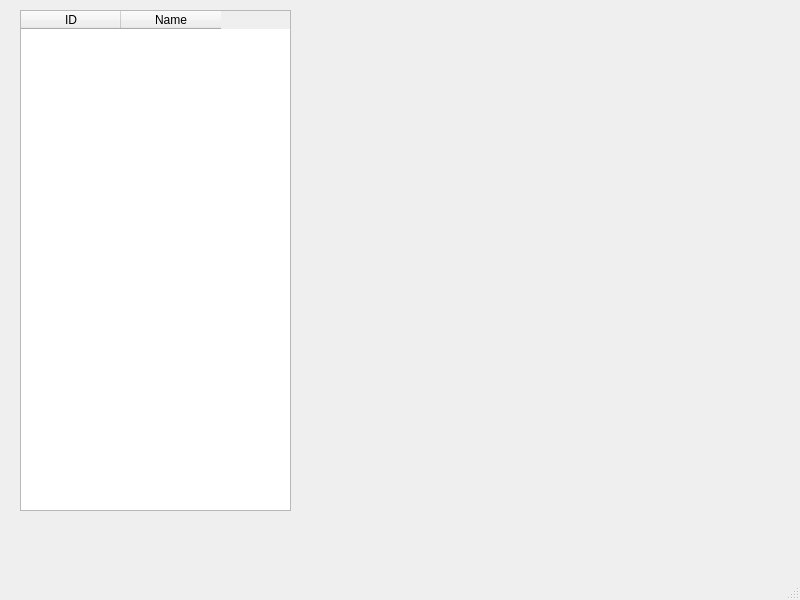
This is examples/Editor/MainWindow.ui in martinscheffler/qtentity as Qt 5 draws it before an edit. The edited form follows.
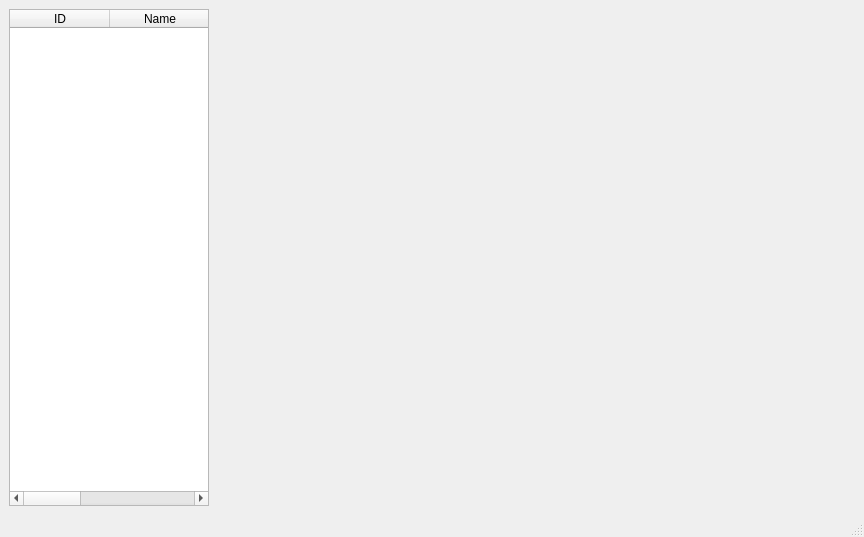
This is the edited form.

The edit to the form file:
```diff
--- a/examples/Editor/MainWindow.ui
+++ b/examples/Editor/MainWindow.ui
@@ -6,22 +6,28 @@
    <rect>
     <x>0</x>
     <y>0</y>
-    <width>800</width>
-    <height>600</height>
+    <width>861</width>
+    <height>537</height>
    </rect>
   </property>
   <property name="windowTitle">
    <string>MainWindow</string>
   </property>
   <widget class="QWidget" name="centralwidget">
+   <layout class="QHBoxLayout" name="horizontalLayout">
+    <item>
    <widget class="QTableWidget" name="_entities">
-    <property name="geometry">
-     <rect>
-      <x>20</x>
-      <y>10</y>
-      <width>271</width>
-      <height>501</height>
-     </rect>
+      <property name="minimumSize">
+       <size>
+        <width>200</width>
+        <height>0</height>
+       </size>
+      </property>
+      <property name="maximumSize">
+       <size>
+        <width>200</width>
+        <height>16777215</height>
+       </size>
     </property>
     <column>
      <property name="text">
@@ -33,7 +39,30 @@
       <string>Name</string>
      </property>
     </column>
-   </widget>
+      <column>
+       <property name="text">
+        <string>LoadedFrom</string>
+       </property>
+      </column>
+     </widget>
+    </item>
+    <item>
+     <widget class="QWidget" name="_rendererPos" native="true">
+      <property name="minimumSize">
+       <size>
+        <width>640</width>
+        <height>480</height>
+       </size>
+      </property>
+      <property name="maximumSize">
+       <size>
+        <width>640</width>
+        <height>480</height>
+       </size>
+      </property>
+     </widget>
+    </item>
+   </layout>
   </widget>
   <widget class="QMenuBar" name="menubar">
    <property name="geometry">
```
Left out of the diff: 2 changed lines with no effect on the pictures. Lines whose indentation alone changed are shown as unchanged.
